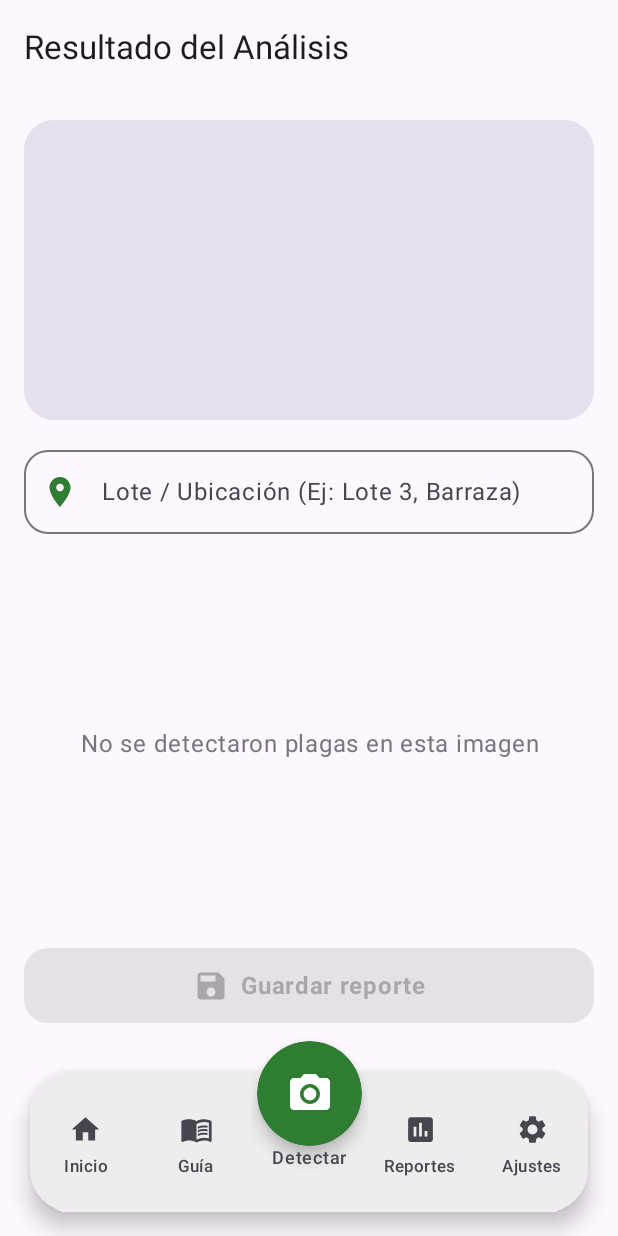
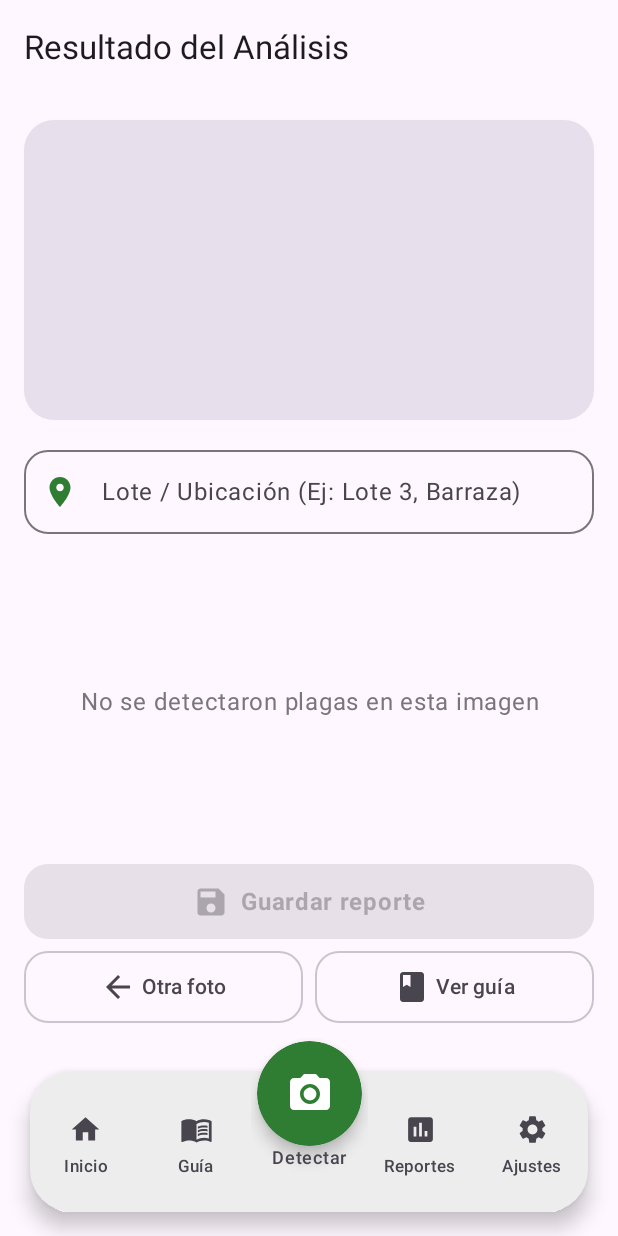
Before and after one commit to FabrizioAvalos/DetectorPlagas-AppsMoviles, an Android app built with Jetpack Compose: the ResultScreen screen opened through its navigation route, on a phone screen of 412 x 824 dp. Run offline under Robolectric (Android 15) with nearby library versions, the phone set to English and light mode, and no system bars; our stand-ins replace Room's generated code.

Commit message:
feat(resultado): agregar navegación rápida a otra foto y a la guía de plagas

```diff
--- a/app/src/main/java/com/vallesol/detectorplagas/ui/screens/resultado/ResultScreen.kt
+++ b/app/src/main/java/com/vallesol/detectorplagas/ui/screens/resultado/ResultScreen.kt
@@ -16,6 +16,8 @@ import androidx.compose.foundation.lazy.LazyColumn
 import androidx.compose.foundation.lazy.items
 import androidx.compose.foundation.shape.RoundedCornerShape
 import androidx.compose.material.icons.Icons
+import androidx.compose.material.icons.automirrored.filled.ArrowBack
+import androidx.compose.material.icons.filled.Book
 import androidx.compose.material.icons.filled.LocationOn
 import androidx.compose.material.icons.filled.Save
 import androidx.compose.material3.Button
@@ -23,6 +25,7 @@ import androidx.compose.material3.Card
 import androidx.compose.material3.CardDefaults
 import androidx.compose.material3.Icon
 import androidx.compose.material3.MaterialTheme
+import androidx.compose.material3.OutlinedButton
 import androidx.compose.material3.OutlinedTextField
 import androidx.compose.material3.Surface
 import androidx.compose.material3.Text
@@ -48,6 +51,7 @@ import androidx.lifecycle.viewmodel.compose.viewModel
 import androidx.navigation.NavController
 import com.vallesol.detectorplagas.ml.DetectionResult
 import com.vallesol.detectorplagas.ui.navigation.PantallaConDrawer
+import com.vallesol.detectorplagas.ui.navigation.Rutas
 
 @Composable
 fun ResultScreen(
@@ -100,7 +104,6 @@ fun ResultScreen(
 
             Spacer(modifier = Modifier.height(12.dp))
 
-            // Campo de texto para que el usuario digite el Lote o Campo
             OutlinedTextField(
                 value = ubicacionInput,
                 onValueChange = { ubicacionInput = it },
@@ -144,7 +147,7 @@ fun ResultScreen(
 
             Spacer(modifier = Modifier.height(8.dp))
 
-            // Botón de guardado
+            Column(modifier = Modifier.fillMaxWidth()) {
                 Button(
                     onClick = {
                         viewModel.guardarReporte(ubicacionInput.ifBlank { "Sin especificar" })
@@ -165,6 +168,36 @@ fun ResultScreen(
                 ) {
                     Icon(Icons.Filled.Save, contentDescription = null, modifier = Modifier.padding(end = 8.dp))
                     Text("Guardar reporte", style = MaterialTheme.typography.bodyLarge, fontWeight = FontWeight.Bold)
+                }
+
+                Spacer(modifier = Modifier.height(8.dp))
+
+                Row(
+                    modifier = Modifier.fillMaxWidth(),
+                    horizontalArrangement = Arrangement.spacedBy(8.dp)
+                ) {
+                    OutlinedButton(
+                        onClick = { navController.popBackStack() },
+                        modifier = Modifier
+                            .weight(1f)
+                            .height(48.dp),
+                        shape = RoundedCornerShape(16.dp)
+                    ) {
+                        Icon(Icons.AutoMirrored.Filled.ArrowBack, contentDescription = null, modifier = Modifier.padding(end = 4.dp))
+                        Text("Otra foto")
+                    }
+
+                    OutlinedButton(
+                        onClick = { navController.navigate(Rutas.GuiaPlagas.ruta) },
+                        modifier = Modifier
+                            .weight(1f)
+                            .height(48.dp),
+                        shape = RoundedCornerShape(16.dp)
+                    ) {
+                        Icon(Icons.Filled.Book, contentDescription = null, modifier = Modifier.padding(end = 4.dp))
+                        Text("Ver guía")
+                    }
+                }
             }
         }
     }
```
Lines whose indentation alone changed are shown as unchanged.
